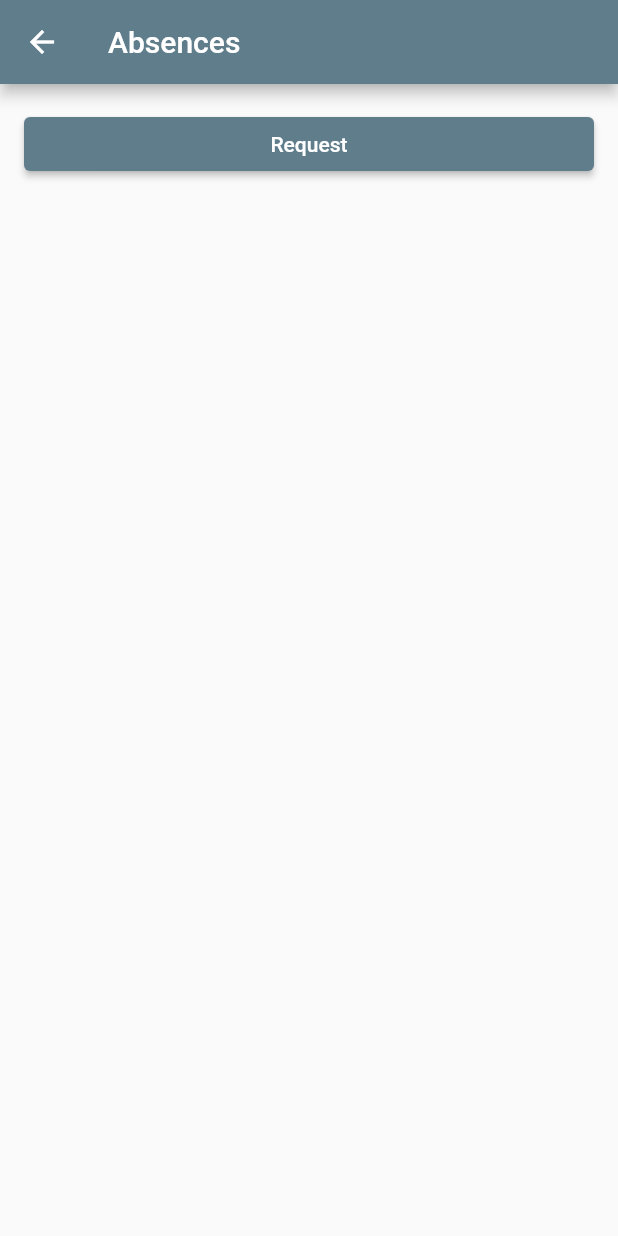
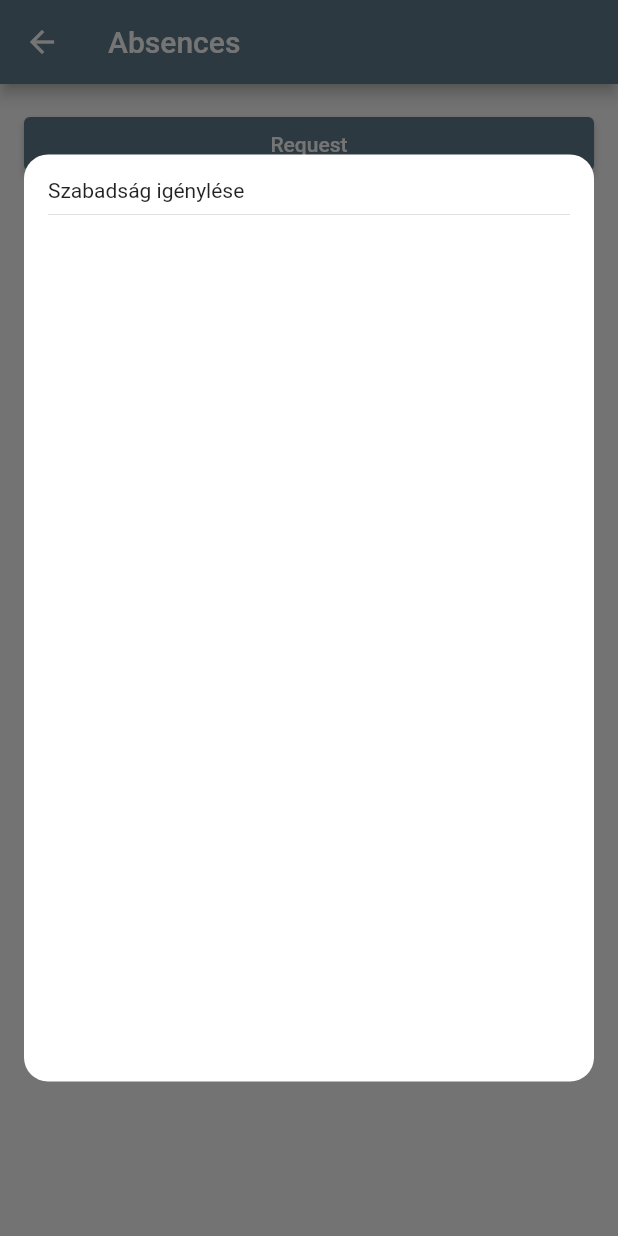
Before and after one commit to jaklia/pm_flutter, a Flutter app: the LeavesScreen screen opened directly, after a tap on "Request", on a phone screen of 412 x 824 dp. Run offline on Flutter 3.47's test engine with Material 2 defaults, Android fonts, the phone set to English and light mode, and no system bars; our stand-ins replace dio, jwt_decoder, rxdart, shared_preferences, table_calendar; accounts and stored records are empty; generated files the repository leaves out were written again; network calls fail.

Commit message:
edit leave dialog started

```diff
--- a/lib/screens/leaves.dart
+++ b/lib/screens/leaves.dart
@@ -23,6 +23,43 @@ class _LeavesScreenState extends State<LeavesScreen> {
     _leavesBloc.getLeaves();
   }
 
+  Widget editLeaveFormDialog(BuildContext context) {
+    return Container(
+      padding: const EdgeInsets.symmetric(horizontal: 16),
+      child: FractionallySizedBox(
+        heightFactor: 0.75,
+        child: Material(
+          color: Colors.transparent,
+          child: Container(
+            width: double.infinity,
+            padding: const EdgeInsets.all(16),
+            decoration: BoxDecoration(
+              borderRadius: BorderRadius.all(
+                Radius.circular(16),
+              ),
+              color: Colors.white,
+            ),
+            child: Column(
+              children: [
+                Row(
+                  mainAxisAlignment: MainAxisAlignment.spaceBetween,
+                  children: [
+                    Text("Szabadság igénylése"),
+                    // InkWell(
+                    //   child: Icon(Icons.close),
+                    //   onTap: () {},
+                    // )
+                  ],
+                ),
+                Divider(),
+              ],
+            ),
+          ),
+        ),
+      ),
+    );
+  }
+
   @override
   Widget build(BuildContext context) {
     return Scaffold(
@@ -42,7 +79,11 @@ class _LeavesScreenState extends State<LeavesScreen> {
                   child: Text(
                     AppLocalizations.of(context).translate(Strings.leaveRequest),
                   ),
-                  onPressed: () => {},
+                  onPressed: () => showDialog(
+                    context: context,
+                    builder: editLeaveFormDialog,
+                    barrierDismissible: false,
+                  ),
                 ),
               ),
               Expanded(
```
Also changed, not shown: lib/screens/settings.dart (+10 -6 lines).
